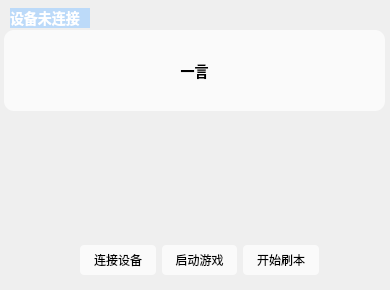
Above: arknightsUI.ui from ander1023/ArkAuto before the change. Below: the same form after it.
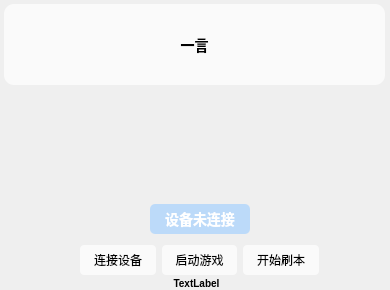
That is the form after the change. Icons and pictures are not drawn.

Diff of the .ui file:
```diff
--- a/arknightsUI.ui
+++ b/arknightsUI.ui
@@ -54,18 +54,24 @@
     <widget class="QLabel" name="label">
      <property name="geometry">
       <rect>
-       <x>10</x>
-       <y>8</y>
-       <width>80</width>
-       <height>20</height>
+       <x>150</x>
+       <y>204</y>
+       <width>100</width>
+       <height>30</height>
       </rect>
      </property>
      <property name="styleSheet">
-      <string notr="true">*{background:rgba(153,204,255,0.6)}</string>
+      <string notr="true">*{background:rgba(153,204,255,0.6);border-radius:5px}</string>
      </property>
      <property name="text">
       <string>设备未连接</string>
      </property>
+     <property name="alignment">
+      <set>Qt::AlignCenter</set>
+     </property>
+     <property name="wordWrap">
+      <bool>false</bool>
+     </property>
     </widget>
     <widget class="QWidget" name="layoutWidget">
      <property name="geometry">
@@ -104,7 +110,7 @@
      <property name="geometry">
       <rect>
        <x>4</x>
-       <y>30</y>
+       <y>4</y>
        <width>381</width>
        <height>81</height>
       </rect>
@@ -122,6 +128,32 @@
       <number>10</number>
      </property>
     </widget>
+    <widget class="QLabel" name="logLable">
+     <property name="geometry">
+      <rect>
+       <x>11</x>
+       <y>273</y>
+       <width>371</width>
+       <height>20</height>
+      </rect>
+     </property>
+     <property name="font">
+      <font>
+       <pointsize>-1</pointsize>
+       <weight>75</weight>
+       <bold>true</bold>
+      </font>
+     </property>
+     <property name="styleSheet">
+      <string notr="true">*{color:black;border-radius:10px;font-size:10px}</string>
+     </property>
+     <property name="text">
+      <string>TextLabel</string>
+     </property>
+     <property name="alignment">
+      <set>Qt::AlignCenter</set>
+     </property>
+    </widget>
    </widget>
   </widget>
  </widget>
```
Left out of the diff: 4 changed lines with no effect on the pictures.
